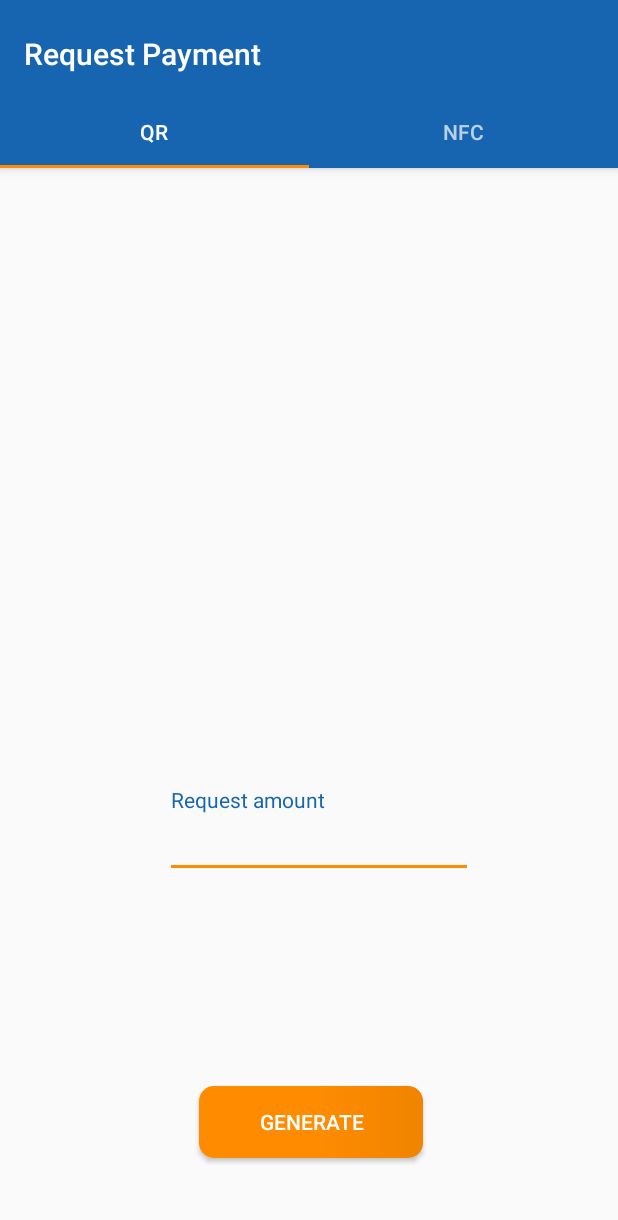
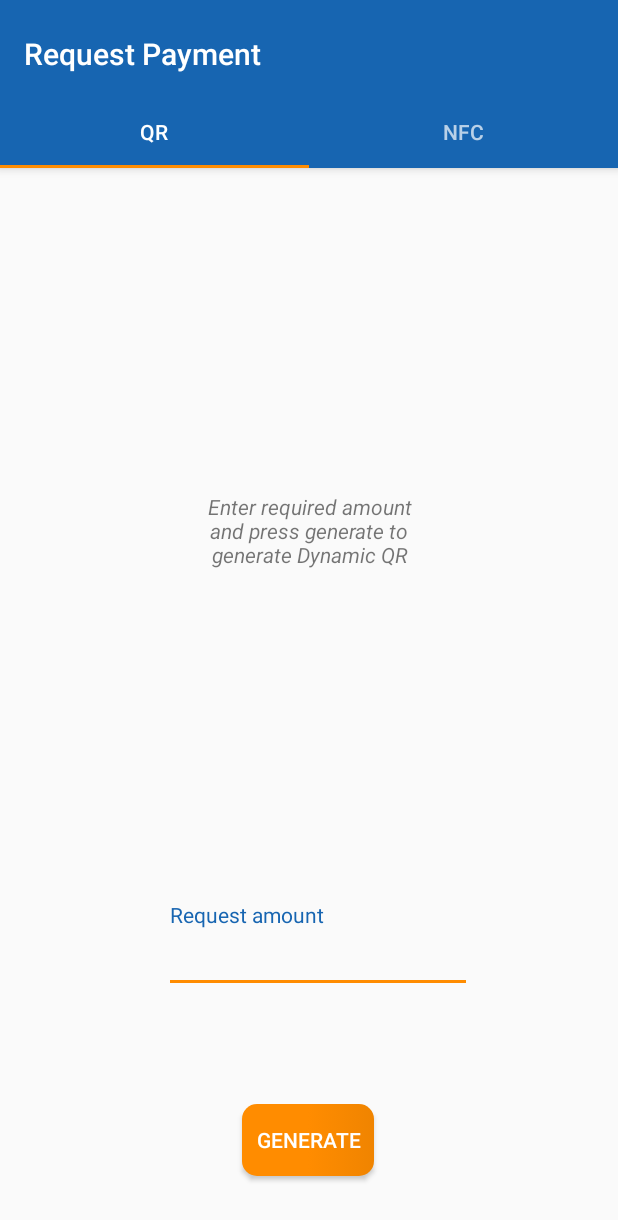
Before and after one commit to geostrong/Pocket_v2.0, an Android app: the RequestFragment_QR screen opened directly, with no data from a screen before it, on a phone screen of 412 x 824 dp. Shown: the top 1220 px of the screen. Run offline under Robolectric (Android 15) with nearby library versions, the phone set to English and light mode, and no system bars; our stand-ins replace Volley, sdp/ssp sizes; libraries missing offline, so code that uses them is left out: com.journeyapps.barcodescanner; network calls fail; 2 statements that could not run were skipped.

Commit message:
fix stuff

```diff
--- a/app/src/main/AndroidManifest.xml
+++ b/app/src/main/AndroidManifest.xml
@@ -6,6 +6,7 @@
     <uses-permission android:name="android.permission.NFC" />
     <uses-permission android:name="android.permission.INTERNET" />
     <uses-permission android:name="android.permission.VIBRATE" />
+    <uses-permission android:name="android.permission.CAMERA" />
 
     <application
         android:allowBackup="true"
--- a/app/src/main/java/com/pocketwallet/pocket/RequestFragment_NFC.java
+++ b/app/src/main/java/com/pocketwallet/pocket/RequestFragment_NFC.java
@@ -18,6 +18,7 @@ import android.view.LayoutInflater;
 import android.view.View;
 import android.view.ViewGroup;
 import android.widget.Button;
+import android.widget.ImageView;
 import android.widget.TextView;
 
 import com.android.volley.AuthFailureError;
@@ -40,6 +41,7 @@ public class  RequestFragment_NFC extends Fragment {
     Button confirmButton;
     TextView mTextView;
     TextView amountText;
+    ImageView nfcImage;
     private String userId;
     private String payeeUserId;
     private String amount;
@@ -53,6 +55,8 @@ public class  RequestFragment_NFC extends Fragment {
         amountText = (TextView)view.findViewById(R.id.amountTxt);
         amountText.setSelectAllOnFocus(true);
         confirmButton = (Button)view.findViewById(R.id.confirmButton);
+        nfcImage = (ImageView)view.findViewById(R.id.nfcImage);
+
         Bundle extras = new Bundle();
         extras = getArguments();
         if (extras != null) {
@@ -93,6 +97,7 @@ public class  RequestFragment_NFC extends Fragment {
                         String transactionNumber = response.getString("Transaction Number");
                         String result = response.getString("Result");
                         if(result.equals("Success")) {
+                            nfcImage.setVisibility(View.GONE);
                             mTextView.setText("Transaction is successful!"
                                     + "\nTransaction Number:" + transactionNumber);
                         }
--- a/app/src/main/java/com/pocketwallet/pocket/ScanQRActivity.java
+++ b/app/src/main/java/com/pocketwallet/pocket/ScanQRActivity.java
@@ -53,7 +53,6 @@ public class ScanQRActivity extends AppCompatActivity
             userId = extras.getString("userId");
         }
 
-        qrScannerView = findViewById(R.id.qrScannerView);
         mTextView = findViewById(R.id.mTextView);
 
         qrScanner = new ZXingScannerView(getApplicationContext());
@@ -72,7 +71,6 @@ public class ScanQRActivity extends AppCompatActivity
     @Override
     public void handleResult(Result result){
         System.out.println("Result is: " + result.getText());
-        qrScannerView.setVisibility(View.GONE);
         qrScanner.stopCamera();
         setContentView(R.layout.activity_scanqr);
         String resultText = result.getText();
@@ -107,7 +105,6 @@ public class ScanQRActivity extends AppCompatActivity
                     act.runOnUiThread(new Runnable(){
                         @Override
                         public void run() {
-                            qrScannerView.setVisibility(View.GONE);
                             if(result.equals("Success")) {
                                 mTextView.setText("Transaction is successful!"
                                         + "\nTransaction Number:" + transactionNumber);
--- a/app/src/main/res/layout/fragment_request_fragment__qr.xml
+++ b/app/src/main/res/layout/fragment_request_fragment__qr.xml
@@ -2,26 +2,22 @@
 <android.support.constraint.ConstraintLayout xmlns:android="http://schemas.android.com/apk/res/android"
     xmlns:app="http://schemas.android.com/apk/res-auto"
     xmlns:tools="http://schemas.android.com/tools"
+    android:id="@+id/relativeLayout4"
     android:layout_width="match_parent"
     android:layout_height="match_parent"
     tools:context=".RequestFragment_QR"
-    android:id="@+id/relativeLayout4">
+    tools:layout_editor_absoluteY="81dp">
 
     <android.support.design.widget.TextInputLayout
+        android:id="@+id/textInputLayout2"
         android:layout_width="209dp"
         android:layout_height="73dp"
-        android:layout_marginStart="8dp"
-        android:layout_marginTop="8dp"
-        android:layout_marginEnd="8dp"
-        android:layout_marginBottom="8dp"
+        android:layout_marginBottom="60dp"
         android:textColorHint="#000000"
         app:hintTextAppearance="@style/customEditText"
-        app:layout_constraintBottom_toBottomOf="parent"
+        app:layout_constraintBottom_toTopOf="@+id/generate_qr"
         app:layout_constraintEnd_toEndOf="parent"
-        app:layout_constraintHorizontal_bias="0.505"
-        app:layout_constraintStart_toStartOf="parent"
-        app:layout_constraintTop_toTopOf="parent"
-        app:layout_constraintVertical_bias="0.598">
+        app:layout_constraintStart_toStartOf="parent">
 
         <android.support.design.widget.TextInputEditText
             android:id="@+id/requestAmountQR"
@@ -45,50 +41,42 @@
 
     <TextView
         android:id="@+id/genQrPre"
-        android:layout_width="248dp"
-        android:layout_height="198dp"
-        android:layout_marginStart="166dp"
-        android:layout_marginTop="123dp"
-        android:layout_marginEnd="80dp"
-        android:layout_marginBottom="116dp"
+        android:layout_width="138dp"
+        android:layout_height="59dp"
         android:text="Enter required amount and press generate to generate Dynamic QR"
         android:textAlignment="center"
         android:textStyle="italic"
         app:layout_constraintBottom_toBottomOf="@+id/generatedDynamicQR"
         app:layout_constraintEnd_toEndOf="@+id/generatedDynamicQR"
-        app:layout_constraintStart_toStartOf="parent"
-        app:layout_constraintTop_toTopOf="@+id/generatedDynamicQR"
-        app:layout_constraintVertical_bias="0.504" />
+        app:layout_constraintStart_toStartOf="@+id/generatedDynamicQR"
+        app:layout_constraintTop_toTopOf="@+id/generatedDynamicQR" />
 
     <ImageView
         android:id="@+id/generatedDynamicQR"
-        android:layout_width="212dp"
-        android:layout_height="203dp"
+        android:layout_width="0dp"
+        android:layout_height="0dp"
         android:layout_marginStart="56dp"
-        android:layout_marginTop="92dp"
-        android:layout_marginEnd="55dp"
-        android:layout_marginBottom="302dp"
-        app:layout_constraintBottom_toBottomOf="parent"
+        android:layout_marginTop="64dp"
+        android:layout_marginEnd="56dp"
+        android:layout_marginBottom="64dp"
+        app:layout_constraintBottom_toTopOf="@+id/textInputLayout2"
         app:layout_constraintEnd_toEndOf="parent"
-        app:layout_constraintHorizontal_bias="0.491"
+        app:layout_constraintHorizontal_bias="0.5"
         app:layout_constraintStart_toStartOf="parent"
-        app:layout_constraintTop_toTopOf="parent"
-        app:layout_constraintVertical_bias="0.593" />
+        app:layout_constraintTop_toTopOf="parent" />
 
     <Button
         android:id="@+id/generate_qr"
-        android:layout_width="@dimen/_115sdp"
+        android:layout_width="wrap_content"
         android:layout_height="wrap_content"
-        android:layout_marginStart="149dp"
-        android:layout_marginEnd="147dp"
-        android:layout_marginBottom="108dp"
+        android:layout_marginBottom="96dp"
         android:background="@drawable/buttonlayout"
         android:gravity="center"
         android:text="Generate"
         android:textColor="#FFFFFF"
         app:layout_constraintBottom_toBottomOf="parent"
         app:layout_constraintEnd_toEndOf="parent"
-        app:layout_constraintHorizontal_bias="0.505"
+        app:layout_constraintHorizontal_bias="0.498"
         app:layout_constraintStart_toStartOf="parent" />
 
 
```
Also changed, not shown: app/src/main/res/layout/activity_scanqr.xml (+3 -19 lines), app/src/main/res/layout/fragment_request_fragment__nfc.xml (+21 -15 lines), app/src/main/res/drawable/nfcreqvector.png (added).
